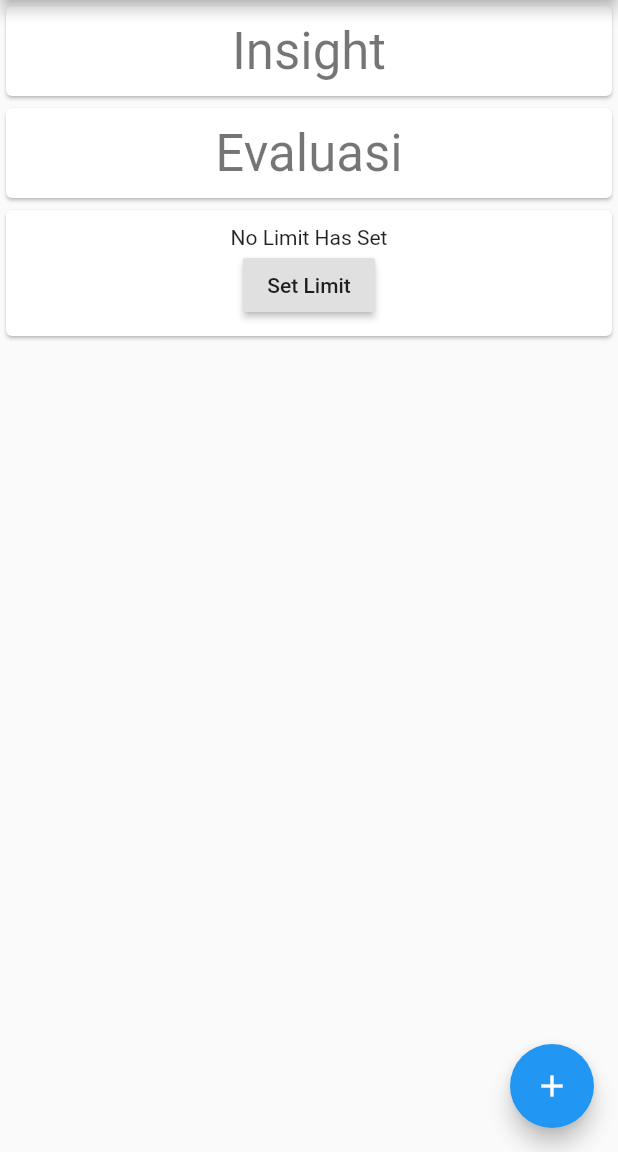
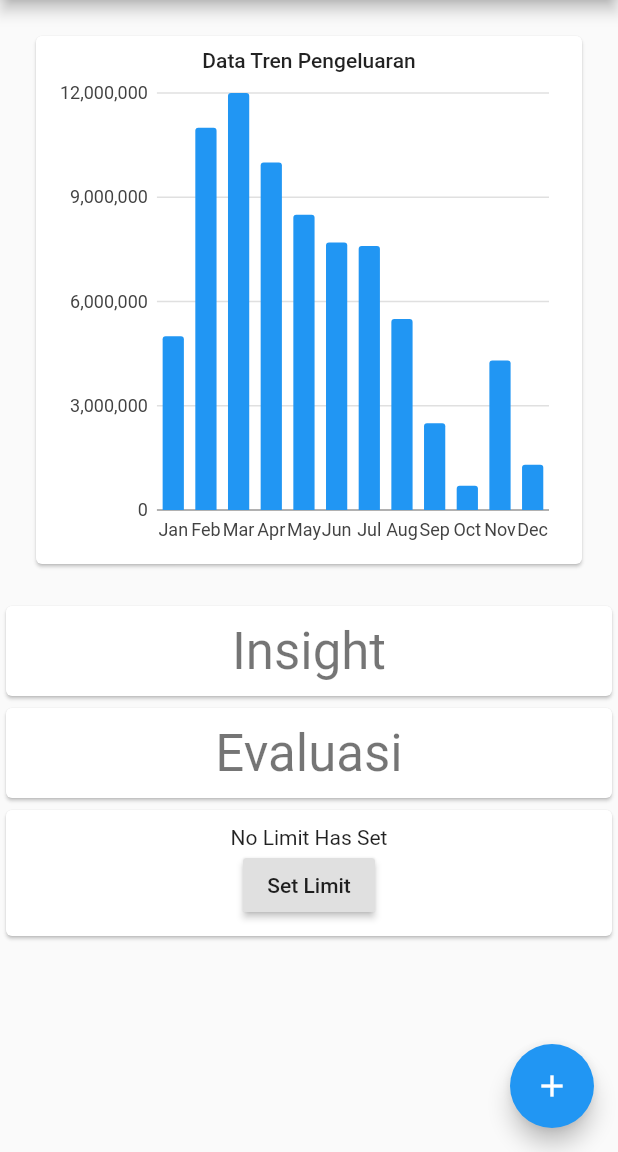
Before and after one commit to suggoitanoshi/Hemat.in, a Flutter app: the screen it shows after launch, on a phone screen of 412 x 824 dp, the part 84-1236 px from its top. Run offline on Flutter 3.47's test engine with Material 2 defaults, Android fonts, the phone set to English and light mode, and no system bars; our stand-ins replace charts_flutter, moor, moor_flutter; generated files the repository leaves out were written again.

Commit message:
Added "Tren Pengeluaran" to homepage
Expense data still hard coded, placed in main.dart.

P.S. Can't run anything on computer, working blind. May or may not work. At least I tried.

```diff
--- a/lib/Tren Pengeluaran/main.dart
+++ /dev/null
@@ -1,14 +0,0 @@
-import 'package:bar_wow/home.dart';
-import 'package:flutter/material.dart';
-
-void main() => runApp(MyApp());
-
-class MyApp extends StatelessWidget {
-  @override
-  Widget build(BuildContext context) {
-    return MaterialApp(
-      debugShowCheckedModeBanner: false,
-      home: HomePage(),
-    );
-  }
-}
--- a/lib/main.dart
+++ b/lib/main.dart
@@ -3,6 +3,9 @@ import 'package:hematin/add_expense_view.dart';
 import 'package:hematin/database/database.dart';
 import 'package:hematin/set_limit.dart';
 import 'package:provider/provider.dart';
+import 'package:hematin/subscriber_chart.dart';
+import 'package:charts_flutter/flutter.dart' as charts;
+import 'package:hematin/subscriber_series.dart';
 
 void main() {
   runApp(MyApp());
@@ -39,12 +42,77 @@ class MyHomePage extends StatefulWidget {
 class _MyHomePageState extends State<MyHomePage> {
   dynamic database;
   int state;
+
+  final List<SubscriberSeries> data = [
+    SubscriberSeries(
+      month: "Jan",
+      subscribers: 5000000,
+      barColor: charts.ColorUtil.fromDartColor(Colors.blue),
+    ),
+    SubscriberSeries(
+      month: "Feb",
+      subscribers: 11000000,
+      barColor: charts.ColorUtil.fromDartColor(Colors.blue),
+    ),
+    SubscriberSeries(
+      month: "Mar",
+      subscribers: 12000000,
+      barColor: charts.ColorUtil.fromDartColor(Colors.blue),
+    ),
+    SubscriberSeries(
+      month: "Apr",
+      subscribers: 10000000,
+      barColor: charts.ColorUtil.fromDartColor(Colors.blue),
+    ),
+    SubscriberSeries(
+      month: "May",
+      subscribers: 8500000,
+      barColor: charts.ColorUtil.fromDartColor(Colors.blue),
+    ),
+    SubscriberSeries(
+      month: "Jun",
+      subscribers: 7700000,
+      barColor: charts.ColorUtil.fromDartColor(Colors.blue),
+    ),
+    SubscriberSeries(
+      month: "Jul",
+      subscribers: 7600000,
+      barColor: charts.ColorUtil.fromDartColor(Colors.blue),
+    ),
+    SubscriberSeries(
+      month: "Aug",
+      subscribers: 5500000,
+      barColor: charts.ColorUtil.fromDartColor(Colors.blue),
+    ),
+    SubscriberSeries(
+      month: "Sep",
+      subscribers: 2500000,
+      barColor: charts.ColorUtil.fromDartColor(Colors.blue),
+    ),
+    SubscriberSeries(
+      month: "Oct",
+      subscribers: 700000,
+      barColor: charts.ColorUtil.fromDartColor(Colors.blue),
+    ),
+    SubscriberSeries(
+      month: "Nov",
+      subscribers: 4300000,
+      barColor: charts.ColorUtil.fromDartColor(Colors.blue),
+    ),
+    SubscriberSeries(
+      month: "Dec",
+      subscribers: 1300000,
+      barColor: charts.ColorUtil.fromDartColor(Colors.blue),
+    ),
+  ];
+
   @override
   void initState() {
     super.initState();
     database = Provider.of<AppDatabase>(context, listen: false);
     state = 1;
   }
+
   @override
   Widget build(BuildContext context) {
     return Scaffold(
@@ -57,6 +125,9 @@ class _MyHomePageState extends State<MyHomePage> {
           mainAxisAlignment: MainAxisAlignment.start,
           crossAxisAlignment: CrossAxisAlignment.stretch,
           children: <Widget>[
+            SubscriberChart(
+              data: data,
+            ),
             Card(
                 child: Padding(
               padding: EdgeInsets.all(10),
@@ -91,21 +162,22 @@ class _MyHomePageState extends State<MyHomePage> {
                       future: database.getLimit(),
                       builder: (BuildContext context,
                           AsyncSnapshot<dynamic> snapshot) {
-                            if(!snapshot.hasData || snapshot.data.length == 0){
-                              return Text("No Limit Has Set");
-                            }else{
-                              return Text("Limit : " + snapshot.data[0].limit.toString());
-                            }
-                          },
+                        if (!snapshot.hasData || snapshot.data.length == 0) {
+                          return Text("No Limit Has Set");
+                        } else {
+                          return Text(
+                              "Limit : " + snapshot.data[0].limit.toString());
+                        }
+                      },
                     ),
                     RaisedButton(
                       child: Text("Set Limit"),
-                      onPressed: () async{
+                      onPressed: () async {
                         final limits = await database.getLimit();
                         Limit limit;
-                        if(limits.length == 0) {
+                        if (limits.length == 0) {
                           limit = null;
-                        }else{
+                        } else {
                           limit = limits[0];
                         }
                         final result = await Navigator.push(
--- /dev/null
+++ b/lib/subscriber_chart.dart
@@ -0,0 +1,42 @@
+import 'package:charts_flutter/flutter.dart' as charts;
+import 'package:hematin/subscriber_series.dart';
+import 'package:flutter/material.dart';
+
+class SubscriberChart extends StatelessWidget {
+  final List<SubscriberSeries> data;
+
+  SubscriberChart({@required this.data});
+
+  @override
+  Widget build(BuildContext context) {
+    List<charts.Series<SubscriberSeries, String>> series = [
+      charts.Series(
+          id: "Subscribers",
+          data: data,
+          domainFn: (SubscriberSeries series, _) => series.month,
+          measureFn: (SubscriberSeries series, _) => series.subscribers,
+          colorFn: (SubscriberSeries series, _) => series.barColor)
+    ];
+
+    return Container(
+      height: 400,
+      padding: EdgeInsets.all(20),
+      child: Card(
+        child: Padding(
+          padding: const EdgeInsets.all(8.0),
+          child: Column(
+            children: <Widget>[
+              Text(
+                "Data Tren Pengeluaran",
+                style: Theme.of(context).textTheme.bodyText1,
+              ),
+              Expanded(
+                child: charts.BarChart(series, animate: true),
+              )
+            ],
+          ),
+        ),
+      ),
+    );
+  }
+}
--- /dev/null
+++ b/lib/subscriber_series.dart
@@ -0,0 +1,13 @@
+import 'package:charts_flutter/flutter.dart' as charts;
+import 'package:flutter/foundation.dart';
+
+class SubscriberSeries {
+  final String month;
+  final int subscribers;
+  final charts.Color barColor;
+
+  SubscriberSeries(
+      {@required this.month,
+      @required this.subscribers,
+      @required this.barColor});
+}
--- a/pubspec.yaml
+++ b/pubspec.yaml
@@ -51,8 +51,8 @@ flutter:
   uses-material-design: true
 
   # To add assets to your application, add an assets section, like this:
-  assets:
-    - assets/limit.txt
+  # assets:
+  #   - assets/limit.txt
 
   # An image asset can refer to one or more resolution-specific "variants", see
   # https://flutter.dev/assets-and-images/#resolution-aware.
```
Also changed, not shown: lib/Tren Pengeluaran/home.dart (deleted, +0 -83 lines), lib/Tren Pengeluaran/subscriber_chart.dart (deleted, +0 -42 lines), lib/Tren Pengeluaran/subscriber_series.dart (deleted, +0 -13 lines), lib/expense_view.dart (added, +83 -0 lines), pubspec.lock, 4 other files.
